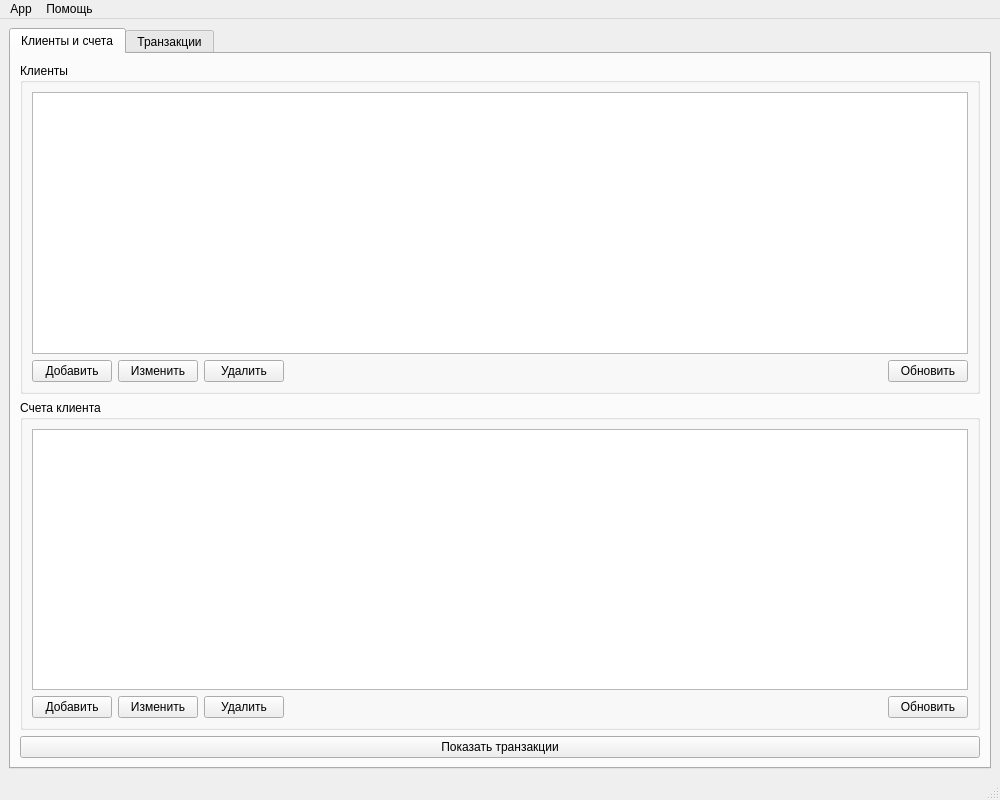
IfroloffI/Database-CourseWork, file src/design/ui/main_window.ui: the form before one commit.
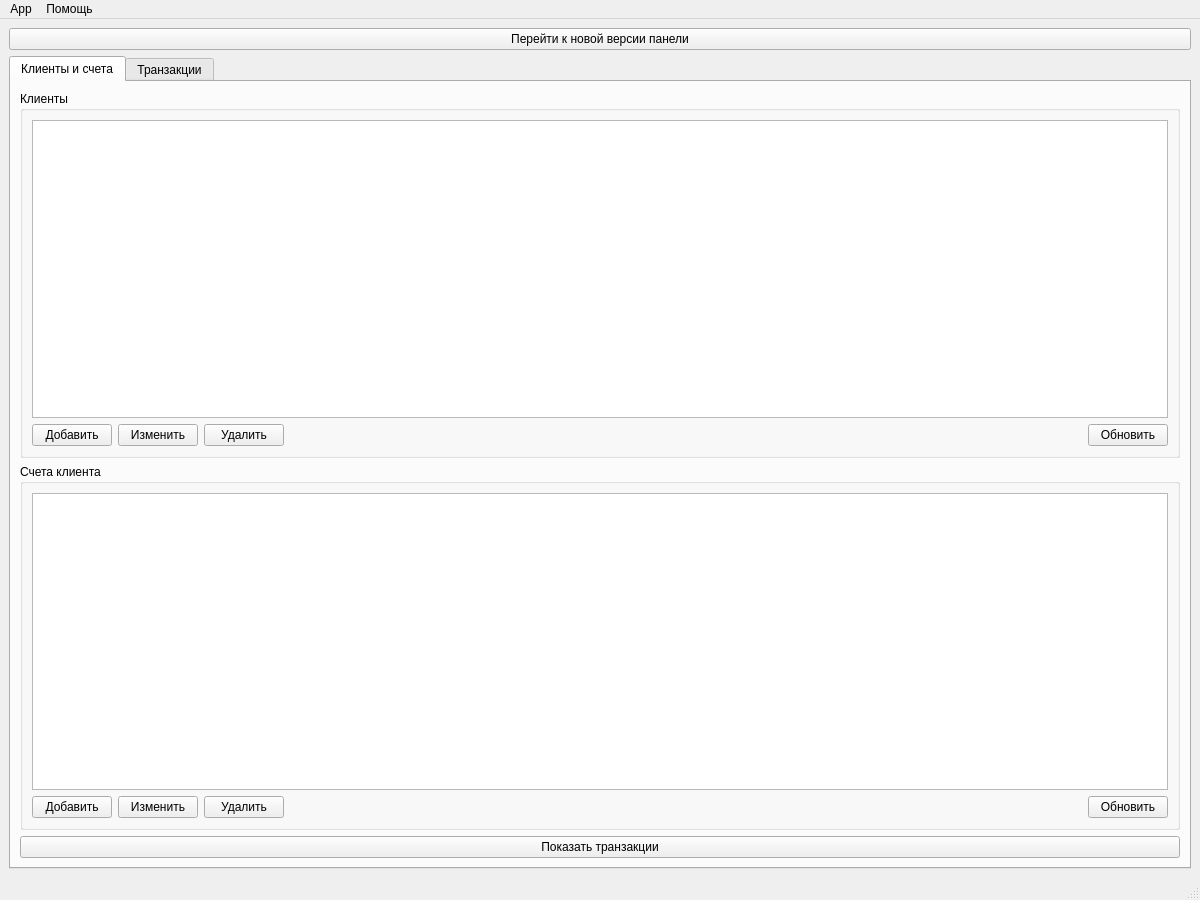
The form after the commit.

```diff
--- a/src/design/ui/main_window.ui
+++ b/src/design/ui/main_window.ui
@@ -6,8 +6,8 @@
    <rect>
     <x>0</x>
     <y>0</y>
-    <width>1000</width>
-    <height>800</height>
+                <width>1200</width>
+                <height>900</height>
    </rect>
   </property>
   <property name="windowTitle">
@@ -15,6 +15,13 @@
   </property>
   <widget class="QWidget" name="centralwidget">
    <layout class="QVBoxLayout" name="verticalLayout">
+                <item>
+                    <widget class="QPushButton" name="switchToNewButton">
+                        <property name="text">
+                            <string>Перейти к новой версии панели</string>
+                        </property>
+                    </widget>
+                </item>
     <item>
      <widget class="QTabWidget" name="tabWidget">
       <widget class="QWidget" name="clientsTab">
@@ -244,12 +251,12 @@
     <property name="title">
      <string>Помощь</string>
     </property>
-    <addaction name="actionAbout"/>
-   </widget>
-   <addaction name="menuFile"/>
-   <addaction name="menuHelp"/>
-  </widget>
-  <widget class="QStatusBar" name="statusbar"/>
+                <addaction name="actionAbout" />
+            </widget>
+            <addaction name="menuFile" />
+            <addaction name="menuHelp" />
+        </widget>
+        <widget class="QStatusBar" name="statusbar" />
   <action name="actionExit">
    <property name="text">
     <string>Выход</string>
```
Left out of the diff: 43 changed lines with no effect on the pictures. Lines whose indentation alone changed are shown as unchanged.
